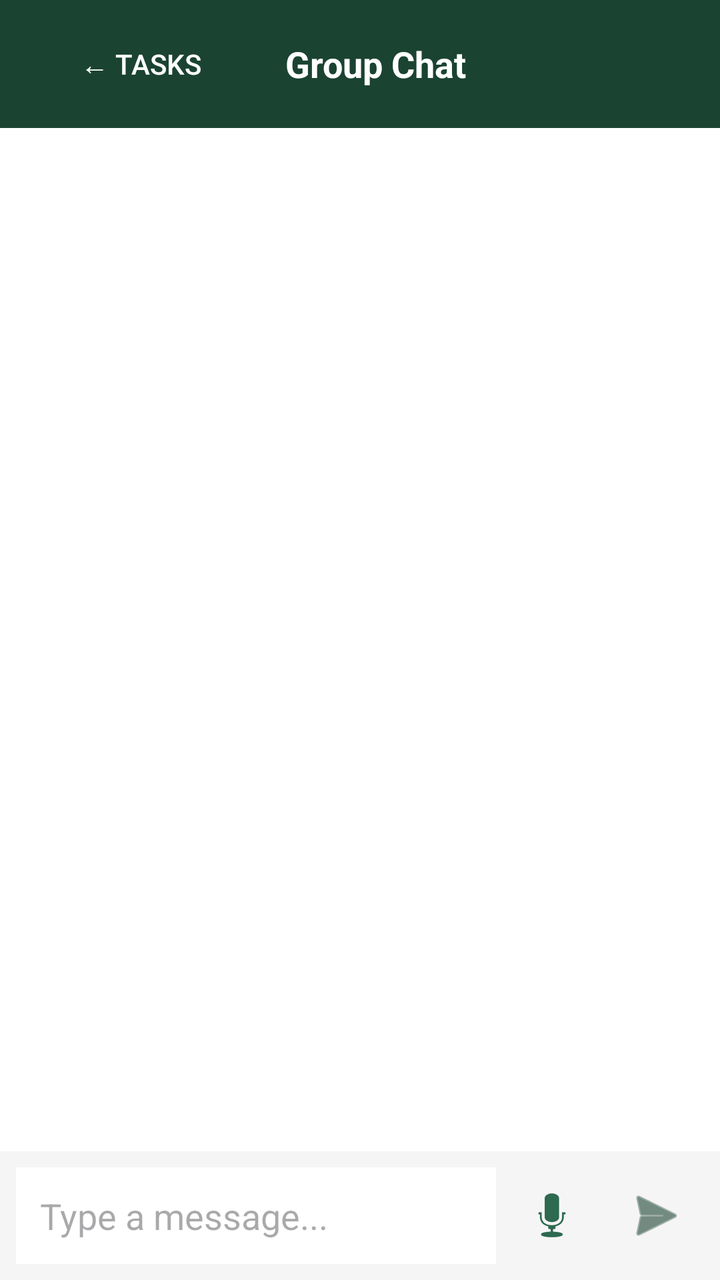
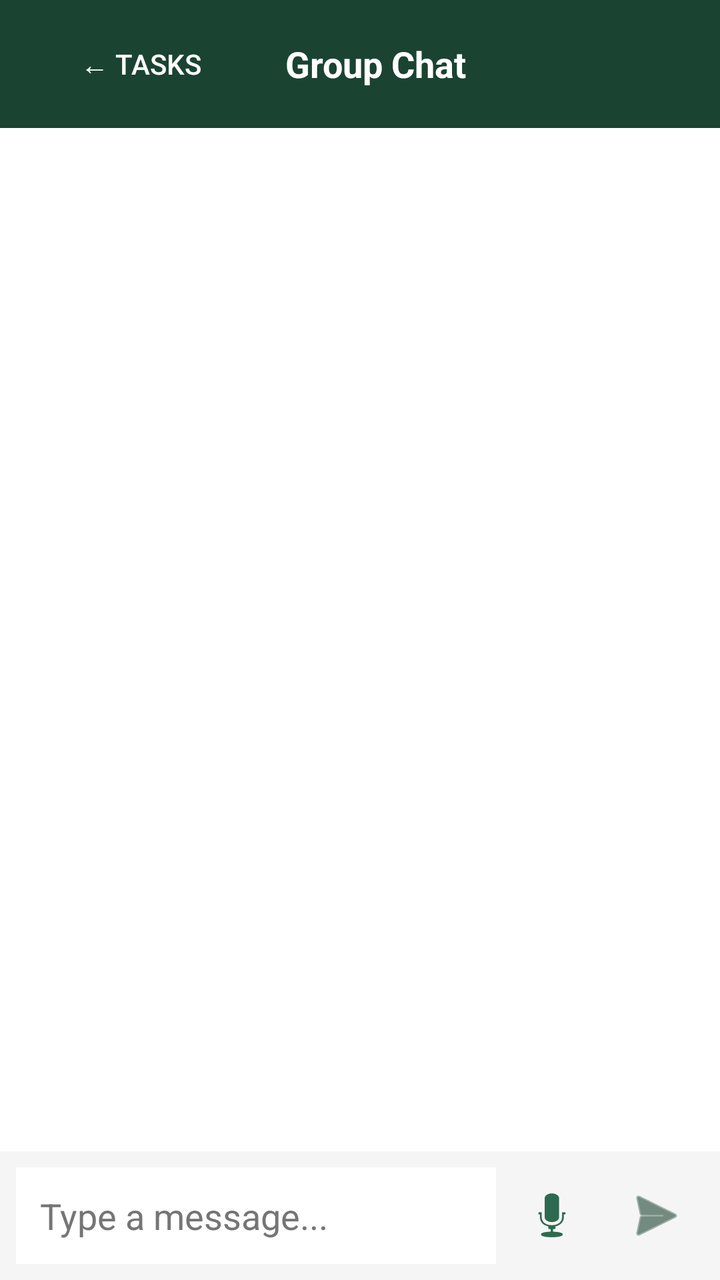

Two renders of the same Android screen: before a commit and after it. Below are the layout's source before the change and the commit's diff.
<!-- AndroidManifest.xml: application theme Theme.FreddyMercury -->
<!-- res/layout/fragment_group_chat.xml -->
<?xml version="1.0" encoding="utf-8"?>
<RelativeLayout xmlns:android="http://schemas.android.com/apk/res/android"
    xmlns:app="http://schemas.android.com/apk/res-auto"
    android:layout_width="match_parent"
    android:layout_height="match_parent"
    android:background="@android:color/white"
    android:clickable="true"
    android:focusable="true">

    <androidx.appcompat.widget.Toolbar
        android:id="@+id/chatToolbar"
        android:layout_width="match_parent"
        android:layout_height="?attr/actionBarSize"
        android:background="@color/colorPrimary"
        android:elevation="4dp">

        <RelativeLayout
            android:layout_width="match_parent"
            android:layout_height="match_parent">

            <Button
                android:id="@+id/btnBackToTasks"
                android:layout_width="wrap_content"
                android:layout_height="wrap_content"
                android:layout_alignParentStart="true"
                android:layout_centerVertical="true"
                android:text="← Tasks"
                android:background="?attr/selectableItemBackground"
                android:textColor="#FFFFFF"
                style="?android:attr/borderlessButtonStyle" />

            <TextView
                android:layout_width="wrap_content"
                android:layout_height="wrap_content"
                android:layout_centerInParent="true"
                android:text="Group Chat"
                android:textColor="#FFFFFF"
                android:textSize="18sp"
                android:textStyle="bold" />
        </RelativeLayout>
    </androidx.appcompat.widget.Toolbar>

    <androidx.recyclerview.widget.RecyclerView
        android:id="@+id/chatRecyclerView"
        android:layout_width="match_parent"
        android:layout_height="match_parent"
        android:layout_above="@+id/inputLayout"
        android:layout_below="@id/chatToolbar"
        android:padding="8dp" />

    <LinearLayout
        android:id="@+id/inputLayout"
        android:layout_width="match_parent"
        android:layout_height="wrap_content"
        android:layout_alignParentBottom="true"
        android:orientation="horizontal"
        android:padding="8dp"
        android:background="#F5F5F5"
        android:gravity="center_vertical">

        <EditText
            android:id="@+id/editChatMessage"
            android:layout_width="0dp"
            android:layout_height="wrap_content"
            android:layout_weight="1"
            android:hint="Type a message..."
            android:padding="12dp"
            android:background="@android:color/white"
            android:maxLines="4" />

        <androidx.appcompat.widget.AppCompatImageButton
            android:id="@+id/btnRecordVoice"
            android:layout_width="48dp"
            android:layout_height="48dp"
            android:layout_marginStart="4dp"
            android:src="@android:drawable/ic_btn_speak_now"
            android:background="?attr/selectableItemBackgroundBorderless"
            app:tint="@color/colorAccent" />

        <androidx.appcompat.widget.AppCompatImageButton
            android:id="@+id/btnSendMessage"
            android:layout_width="48dp"
            android:layout_height="48dp"
            android:layout_marginStart="4dp"
            android:background="?attr/selectableItemBackgroundBorderless"
            android:src="@android:drawable/ic_menu_send"
            app:tint="@color/colorPrimary" />
    </LinearLayout>

</RelativeLayout>
<!-- resources referenced by this layout -->
<resources>
  <color name="colorAccent">#2D6A4F</color>
  <color name="colorPrimary">#1B4332</color>
  <style name="Theme.FreddyMercury" parent="Base.Theme.FreddyMercury" />
  <style name="Base.Theme.FreddyMercury" parent="Theme.Material3.DayNight.NoActionBar">
          
          
      </style>
</resources>

<!-- the commit's change to res/layout/fragment_group_chat.xml (unified diff, before → after) -->
@@ -66,6 +66,8 @@
             android:hint="Type a message..."
             android:padding="12dp"
             android:background="@android:color/white"
+            android:textColor="#000000"
+            android:textColorHint="#757575"
             android:maxLines="4" />
 
         <androidx.appcompat.widget.AppCompatImageButton
